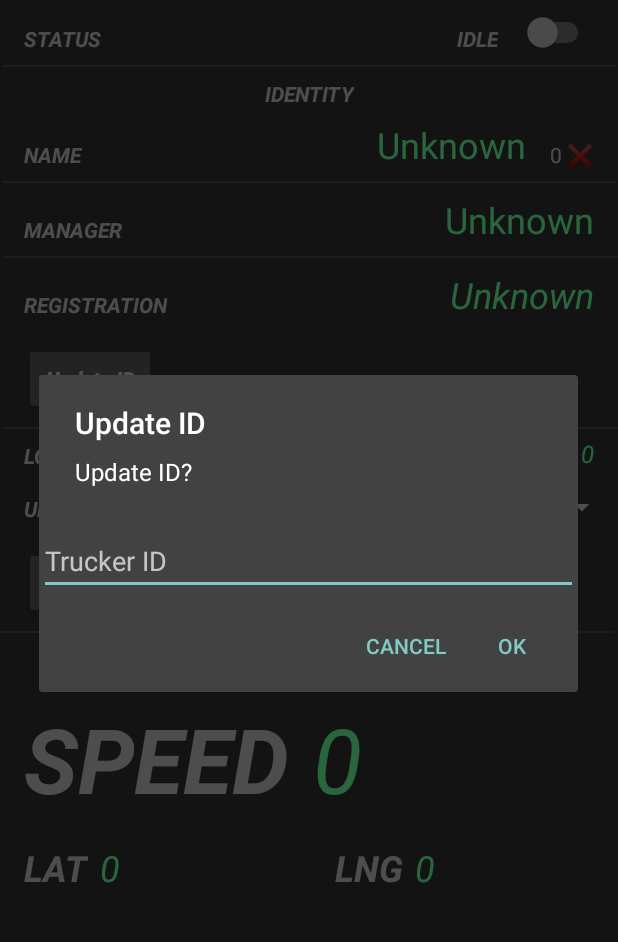
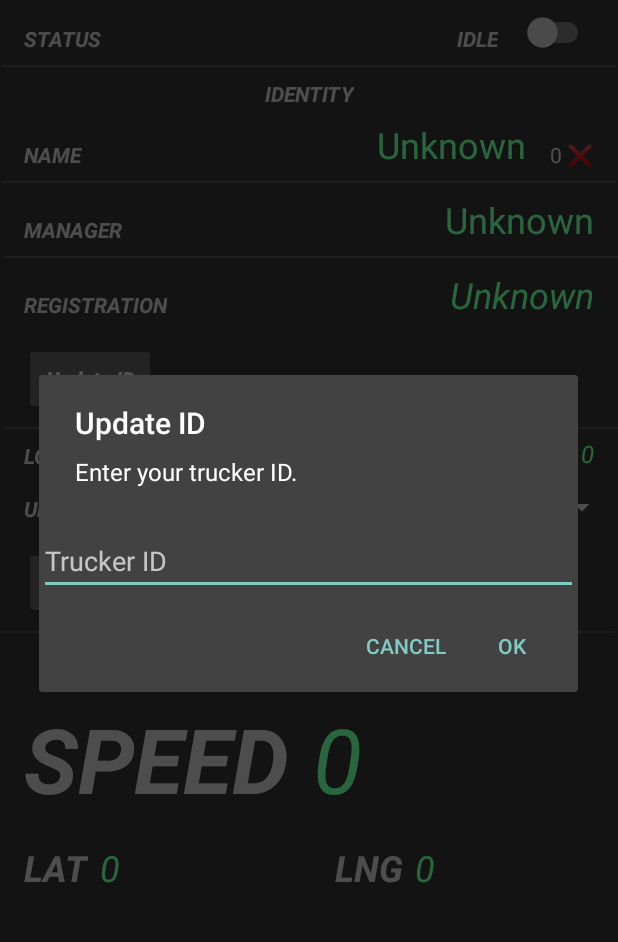
Before and after one commit to tevoza/fleet-tracker, an Android app: the screen it shows after launch (MainActivity), after a tap on an icon or button, on a phone screen of 412 x 824 dp, the part 84-1026 px from its top. Run offline under Robolectric (Android 15) with nearby library versions, the phone set to English and light mode, and no system bars; our stand-ins replace Dagger/Hilt's generated code, Room's generated code, Timber; libraries missing offline, so code that uses them is left out: pub.devrel.easypermissions; network calls fail; 3 statements that could not run were skipped.

Commit message:
minor adjustments

```diff
--- a/TruckLogger/app/src/main/java/com/example/trucklogger/db/TruckLogDAO.kt
+++ b/TruckLogger/app/src/main/java/com/example/trucklogger/db/TruckLogDAO.kt
@@ -11,7 +11,7 @@ interface TruckLogDAO {
     @Delete
     suspend fun deleteTruckLog(truckLog: TruckLog)
 
-    @Query("SELECT * FROM tblTruckLogs ORDER BY tim ASC LIMIT 25")
+    @Query("SELECT * FROM tblTruckLogs ORDER BY tim ASC LIMIT 100")
     fun getAllTruckLogs(): List<TruckLog>
 
     @Query("SELECT COUNT(*) FROM tblTruckLogs")
--- a/TruckLogger/app/src/main/java/com/example/trucklogger/other/Constants.kt
+++ b/TruckLogger/app/src/main/java/com/example/trucklogger/other/Constants.kt
@@ -16,10 +16,14 @@ object Constants {
 
     const val LOCATION_UPDATE_INTERVAL = 5000L
     const val FASTEST_LOCATION_UPDATE_INTERVAL = 4000L
-    const val MPS_TO_KMH = (60*60)/1000
+    const val MPS_TO_KMH = (60 * 60) / 1000
 
     const val SERVER_IP = "192.168.8.100"
     const val SERVER_PORT = 1234
     const val SOCKET_TIMEOUT = 2 * 1000
     val KEYSTORE_PASS = "password".toCharArray()
+
+    const val UPLOAD_CONTINUOUSLY   = 0
+    const val UPLOAD_HOURLY         = 1
+    const val UPLOAD_ON_REQUEST     = 2
 }
--- a/TruckLogger/app/src/main/java/com/example/trucklogger/services/ServerConnector.kt
+++ b/TruckLogger/app/src/main/java/com/example/trucklogger/services/ServerConnector.kt
@@ -31,6 +31,7 @@ class ServerConnector (sslSocketFactory: SSLSocketFactory){
         try {
             socket = socketFactory.createSocket(SERVER_IP, SERVER_PORT) as SSLSocket
             socket.soTimeout = SOCKET_TIMEOUT
+            socket.sendBufferSize = msg.length+10
             outputBuffer = PrintWriter(BufferedWriter(OutputStreamWriter(socket.outputStream)))
             inputBuffer = BufferedReader(InputStreamReader(socket.inputStream))
 
--- a/TruckLogger/app/src/main/java/com/example/trucklogger/services/TrackingService.kt
+++ b/TruckLogger/app/src/main/java/com/example/trucklogger/services/TrackingService.kt
@@ -190,7 +190,6 @@ class TrackingService : LifecycleService() {
         speed.postValue(truckLog.spd)
         lat.postValue(truckLog.lat)
         lng.postValue(truckLog.lon)
-
         truckLogDao.insertTruckLog(truckLog)
 
         val logs = truckLogDao.getAllTruckLogs()
--- a/TruckLogger/app/src/main/java/com/example/trucklogger/ui/MainActivity.kt
+++ b/TruckLogger/app/src/main/java/com/example/trucklogger/ui/MainActivity.kt
@@ -6,6 +6,7 @@ import android.content.SharedPreferences
 import android.os.Build
 import android.os.Bundle
 import android.view.LayoutInflater
+import android.view.View
 import android.widget.*
 import androidx.appcompat.app.AlertDialog
 import androidx.appcompat.app.AppCompatActivity
@@ -36,7 +37,8 @@ import javax.inject.Inject
 import javax.net.ssl.SSLSocketFactory
 
 @AndroidEntryPoint
-class MainActivity : AppCompatActivity(), EasyPermissions.PermissionCallbacks {
+class MainActivity : AppCompatActivity(), EasyPermissions.PermissionCallbacks, AdapterView.OnItemClickListener,
+    AdapterView.OnItemSelectedListener {
     @Inject
     lateinit var truckerLogDao: TruckLogDAO
 
@@ -65,7 +67,7 @@ class MainActivity : AppCompatActivity(), EasyPermissions.PermissionCallbacks {
         val viewLng : TextView = findViewById(R.id.textLng)
         val viewLogsStashed : TextView = findViewById(R.id.textLogsStashed)
 
-        TrackingService.isRunning.observe(this, androidx.lifecycle.Observer {
+        TrackingService.isRunning.observe(this, {
             if (it) {
                 switchStatus.isChecked = true
                 viewStatus.text = "RUNNING"
@@ -75,19 +77,19 @@ class MainActivity : AppCompatActivity(), EasyPermissions.PermissionCallbacks {
             }
         })
 
-        TrackingService.speed.observe(this, androidx.lifecycle.Observer {
+        TrackingService.speed.observe(this, {
            viewSpeed.text = String.format("%.1f", it)
         })
 
-        TrackingService.lat.observe(this, androidx.lifecycle.Observer {
+        TrackingService.lat.observe(this, {
             viewLat.text = String.format("%.4f", it)
         })
 
-        TrackingService.lng.observe(this, androidx.lifecycle.Observer {
+        TrackingService.lng.observe(this, {
             viewLng.text = String.format("%.4f", it)
         })
 
-        TrackingService.logsStashed.observe(this, androidx.lifecycle.Observer {
+        TrackingService.logsStashed.observe(this, {
             viewLogsStashed.text = "$it"
         })
 
@@ -95,6 +97,7 @@ class MainActivity : AppCompatActivity(), EasyPermissions.PermissionCallbacks {
             Timber.d("coming from notification")
             //switchStatus.isChecked = true
         }
+
         switchStatus.setOnCheckedChangeListener { _, isChecked ->
             if (isChecked){
                 sendCommandToService(ACTION_START_SERVICE)
@@ -108,6 +111,7 @@ class MainActivity : AppCompatActivity(), EasyPermissions.PermissionCallbacks {
         updateUI()
 
         val spinner: Spinner = findViewById(R.id.spinner)
+        spinner.onItemSelectedListener = this
         ArrayAdapter.createFromResource(
             this,
             R.array.upload_schedule,
@@ -117,9 +121,8 @@ class MainActivity : AppCompatActivity(), EasyPermissions.PermissionCallbacks {
             adapter.setDropDownViewResource(android.R.layout.simple_spinner_dropdown_item)
             // Apply the adapter to the spinner
             spinner.adapter = adapter
+            spinner.setSelection(sharedPreferences.getInt("UPLOAD_FREQUENCY", 0))
         }
-
-
     }
 
     override fun onNewIntent(intent: Intent?) {
@@ -139,12 +142,12 @@ class MainActivity : AppCompatActivity(), EasyPermissions.PermissionCallbacks {
         with (alertDialog) {
             setTitle("Update ID")
             setCancelable(true)
-            setMessage("Update ID?")
-            setButton(AlertDialog.BUTTON_POSITIVE ,"OK") { dialog, which ->
+            setMessage("Enter your trucker ID.")
+            setButton(AlertDialog.BUTTON_POSITIVE ,"OK") { _, _ ->
                 val input = etComments.text.toString()
                 updateTruckerID(input)
             }
-            setButton(AlertDialog.BUTTON_NEGATIVE ,"Cancel") { dialog, which ->
+            setButton(AlertDialog.BUTTON_NEGATIVE ,"Cancel") { _, _ ->
                 alertDialog.dismiss()
             }
         }
@@ -203,6 +206,7 @@ class MainActivity : AppCompatActivity(), EasyPermissions.PermissionCallbacks {
                 }
             }
         }
+
         updateUI()
     }
 
@@ -275,4 +279,20 @@ class MainActivity : AppCompatActivity(), EasyPermissions.PermissionCallbacks {
             )
         }
     }
+
+    override fun onItemSelected(parent: AdapterView<*>, view: View?, pos: Int, id: Long) {
+        // An item was selected. You can retrieve the selected item using
+        with(sharedPreferences.edit()){
+            putInt("UPLOAD_FREQUENCY", pos)
+            apply()
+        }
+    }
+
+    override fun onNothingSelected(parent: AdapterView<*>?) {
+        Timber.d("spinner : nothing selected")
+    }
+
+    override fun onItemClick(parent: AdapterView<*>?, view: View?, position: Int, id: Long) {
+        Timber.d("spinner click")
+    }
 }
```
Also changed, not shown: 3 other files.
